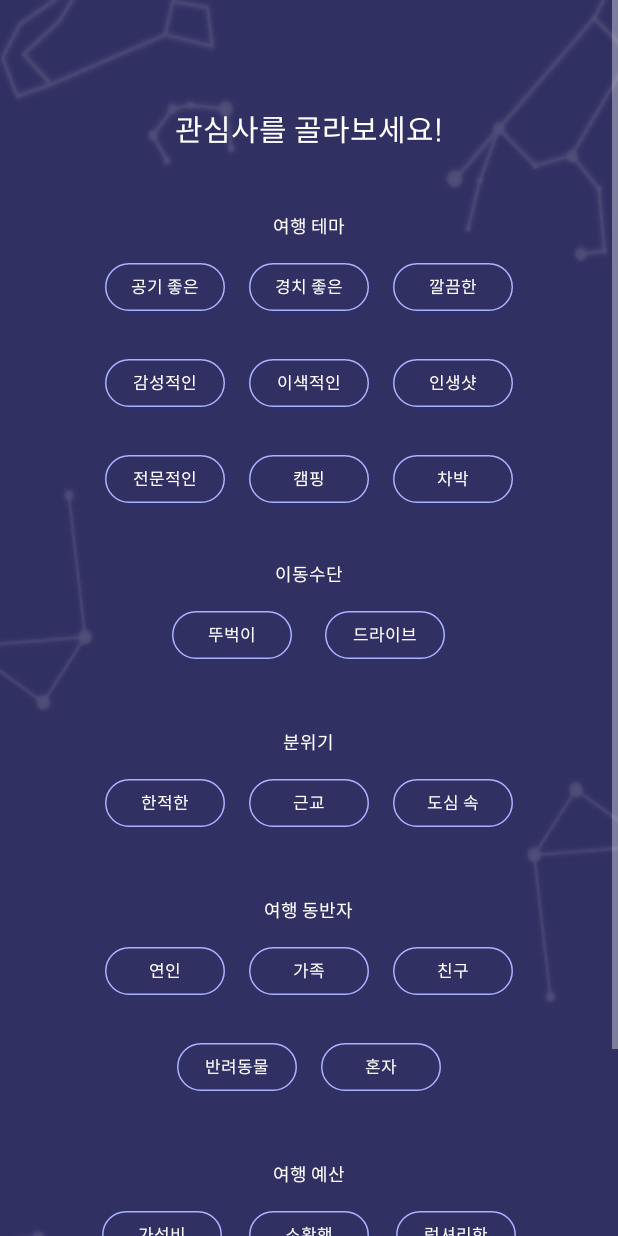
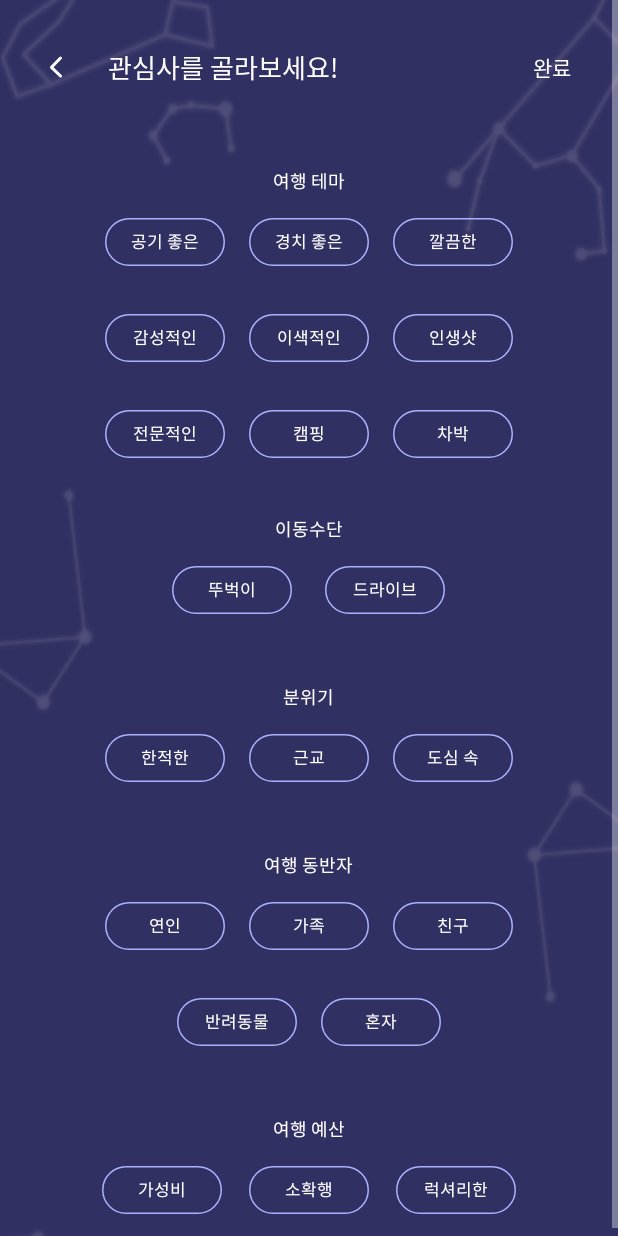
Before and after one commit to 21TourApiProject/AndroidApp, an Android app: the SelectMyHashTagActivity screen opened directly, with no data from a screen before it, on a phone screen of 412 x 824 dp. Run offline under Robolectric (Android 15) with nearby library versions, the phone set to English and light mode, and no system bars.

```diff
--- a/app/src/main/java/com/starrynight/tourapiproject/PersonFragment.java
+++ b/app/src/main/java/com/starrynight/tourapiproject/PersonFragment.java
@@ -52,7 +52,7 @@ public class PersonFragment extends Fragment {
 
     Long userId;
     User2 user;
-    List<String> myHashTagResult;
+    ArrayList<String> myHashTagResult;
     ImageView profileImage;
     TextView nickName;
     RecyclerView myHashTag;
@@ -157,7 +157,7 @@ public class PersonFragment extends Fragment {
             @Override
             public void onResponse(Call<List<String>> call, Response <List<String>> response) {
                 if (response.isSuccessful()) {
-                    myHashTagResult = response.body();
+                    myHashTagResult = (ArrayList<String>) response.body();
                     MyHashTagAdapter hashTagAdapter = new MyHashTagAdapter(myHashTagResult);
                     myHashTag.setAdapter(hashTagAdapter);
                 } else {
@@ -177,6 +177,7 @@ public class PersonFragment extends Fragment {
             public void onClick(View v) {
                 Intent intent = new Intent(getActivity(), SelectMyHashTagActivity.class);
                 intent.putExtra("userId", userId);
+                intent.putExtra("hashtag", myHashTagResult);
                 startActivityForResult(intent, HAVE_TO_REFRESH);
             }
         });
--- a/app/src/main/java/com/starrynight/tourapiproject/signUpPage/SelectMyHashTagActivity.java
+++ b/app/src/main/java/com/starrynight/tourapiproject/signUpPage/SelectMyHashTagActivity.java
@@ -20,6 +20,7 @@ import java.io.FileNotFoundException;
 import java.io.FileOutputStream;
 import java.io.IOException;
 import java.util.ArrayList;
+import java.util.HashMap;
 import java.util.List;
 
 import retrofit2.Call;
@@ -30,7 +31,14 @@ public class SelectMyHashTagActivity extends AppCompatActivity {
     List<MyHashTagParams> myHashTagParams = new ArrayList<>();
     String email;
     Long userId;
+    ArrayList<String> hashtag;
     String[] clicked = new String[22];
+
+    HashMap<String, Integer> hashTagMap = new HashMap<String, Integer>();
+    String[] hashTagName = {"공기 좋은", "깔끔한", "감성적인", "이색적인", "인생샷", "전문적인", "캠핑", "차박", "뚜벅이", "드라이브",
+            "반려동물", "한적한", "근교", "도심 속", "연인", "가족", "친구", "혼자", "가성비", "소확행", "럭셔리한", "경치 좋은"};
+
+    Button[] buttons = new Button[22];
 
     @Override
     protected void onCreate(Bundle savedInstanceState) {
@@ -40,10 +48,88 @@ public class SelectMyHashTagActivity extends AppCompatActivity {
         Intent intent = getIntent();
         email = (String) intent.getSerializableExtra("email"); //전 페이지에서 받아온 사용자 이메일
         userId = (Long) intent.getSerializableExtra("userId"); //전 페이지에서 받아온 사용자 id
+        hashtag = (ArrayList<String>) intent.getSerializableExtra("hashtag"); //전 페이지에서 받아온 사용자 해시태그
 
         for(int i=0; i<22; i++){
             clicked[i]="";
         }
+
+        if(hashtag != null){
+            int i = 0;
+            for (String name : hashTagName){
+                hashTagMap.put(name, i);
+                i++;
+            }
+
+            for (String h : hashtag){
+                System.out.println("h = " + h);
+                System.out.println("hashTagMap.get(h) = " + hashTagMap.get(h));
+                clicked[hashTagMap.get(h)]=h;
+            }
+        }
+
+        Button ht1 = findViewById(R.id.ht1);
+        Button ht2 = findViewById(R.id.ht2);
+        Button ht3 = findViewById(R.id.ht3);
+        Button ht4 = findViewById(R.id.ht4);
+        Button ht5 = findViewById(R.id.ht5);
+        Button ht6 = findViewById(R.id.ht6);
+        Button ht7 = findViewById(R.id.ht7);
+        Button ht8 = findViewById(R.id.ht8);
+        Button ht9 = findViewById(R.id.ht9);
+        Button ht10 = findViewById(R.id.ht10);
+        Button ht11 = findViewById(R.id.ht11);
+        Button ht12 = findViewById(R.id.ht12);
+        Button ht13 = findViewById(R.id.ht13);
+        Button ht14 = findViewById(R.id.ht14);
+        Button ht15 = findViewById(R.id.ht15);
+        Button ht16 = findViewById(R.id.ht16);
+        Button ht17 = findViewById(R.id.ht17);
+        Button ht18 = findViewById(R.id.ht18);
+        Button ht19 = findViewById(R.id.ht19);
+        Button ht20 = findViewById(R.id.ht20);
+        Button ht21 = findViewById(R.id.ht21);
+        Button ht22 = findViewById(R.id.ht22);
+        buttons[0] = ht1;
+        buttons[1] = ht2;
+        buttons[2] = ht3;
+        buttons[3] = ht4;
+        buttons[4] = ht5;
+        buttons[5] = ht6;
+        buttons[6] = ht7;
+        buttons[7] = ht8;
+        buttons[8] = ht9;
+        buttons[9] = ht10;
+        buttons[10] = ht11;
+        buttons[11] = ht12;
+        buttons[12] = ht13;
+        buttons[13] = ht14;
+        buttons[14] = ht15;
+        buttons[15] = ht16;
+        buttons[16] = ht17;
+        buttons[17] = ht18;
+        buttons[18] = ht19;
+        buttons[19] = ht20;
+        buttons[20] = ht21;
+        buttons[21] = ht22;
+
+        for(int i=0; i<22; i++){
+            if (!clicked[i].equals("")){
+                buttons[i].setTag("isClicked");
+                buttons[i].setBackground(ContextCompat.getDrawable(this, R.drawable.selectmyhashtag_hashtag));
+            }
+        }
+
+        Button selectHashTagBack = findViewById(R.id.selectHashTagBack); //뒤로가기
+        if (email == null){
+            selectHashTagBack.setVisibility(View.VISIBLE);
+        }
+        selectHashTagBack.setOnClickListener(new View.OnClickListener() {
+            @Override
+            public void onClick(View v) {
+                finish();
+            }
+        });
 
         Button finSelectHt = findViewById(R.id.finSelectHt);
         finSelectHt.setOnClickListener(new View.OnClickListener() {
@@ -144,6 +230,10 @@ public class SelectMyHashTagActivity extends AppCompatActivity {
         }
     }
 
-    @Override public void onBackPressed() {}
+    @Override public void onBackPressed() {
+        if (email == null){
+            finish();
+        }
+    }
 
 }
--- a/app/src/main/res/layout/activity_select_my_hash_tag.xml
+++ b/app/src/main/res/layout/activity_select_my_hash_tag.xml
@@ -1,6 +1,5 @@
 <?xml version="1.0" encoding="utf-8"?>
 <androidx.constraintlayout.widget.ConstraintLayout xmlns:android="http://schemas.android.com/apk/res/android"
-    xmlns:app="http://schemas.android.com/apk/res-auto"
     xmlns:tools="http://schemas.android.com/tools"
     android:layout_width="match_parent"
     android:layout_height="match_parent"
@@ -16,13 +15,46 @@
             android:layout_height="wrap_content"
             android:orientation="vertical">
 
-            <TextView
-                android:layout_width="wrap_content"
-                android:layout_height="wrap_content"
-                android:layout_gravity="center"
-                android:layout_marginTop="74dp"
-                android:text="관심사를 골라보세요!"
-                android:textSize="20sp" />
+            <LinearLayout
+                android:layout_width="match_parent"
+                android:layout_height="match_parent"
+                android:layout_marginTop="20dp"
+                android:layout_marginStart="29dp"
+                android:gravity="center_horizontal"
+                android:orientation="horizontal">
+
+                <Button
+                    android:id="@+id/selectHashTagBack"
+                    android:layout_width="16sp"
+                    android:layout_height="16sp"
+                    android:layout_gravity="center"
+                    android:layout_marginEnd="21dp"
+                    android:background="@drawable/mypost_back"
+                    android:visibility="gone"/>
+
+                <TextView
+                    android:layout_width="wrap_content"
+                    android:layout_height="wrap_content"
+                    android:layout_marginLeft="5dp"
+                    android:layout_gravity="center"
+                    android:fontFamily="@font/scdream_light"
+                    android:text="관심사를 골라보세요!"
+                    android:textSize="17sp" />
+
+                <FrameLayout
+                    android:layout_width="match_parent"
+                    android:layout_height="50dp">
+
+                    <Button
+                        android:id="@+id/finSelectHt"
+                        android:layout_width="wrap_content"
+                        android:layout_height="wrap_content"
+                        android:layout_gravity="end|center"
+                        android:fontFamily="@font/scdream_light"
+                        android:text="완료" />
+                </FrameLayout>
+
+            </LinearLayout>
 
             <LinearLayout
                 android:layout_width="match_parent"
@@ -336,6 +368,7 @@
                 android:layout_width="match_parent"
                 android:layout_height="match_parent"
                 android:layout_marginTop="48dp"
+                android:layout_marginBottom="20dp"
                 android:gravity="center"
                 android:orientation="vertical">
 
@@ -386,17 +419,6 @@
                         android:layout_weight="4" />
                 </LinearLayout>
             </LinearLayout>
-
-            <Button
-                android:id="@+id/finSelectHt"
-                android:layout_width="300dp"
-                android:layout_height="wrap_content"
-                android:layout_gravity="center"
-                android:layout_marginTop="64dp"
-                android:layout_marginBottom="20dp"
-                android:text="완료"
-                android:fontFamily="@font/scdream"
-                android:background="@drawable/round_btn" />
         </LinearLayout>
     </ScrollView>
 
```
